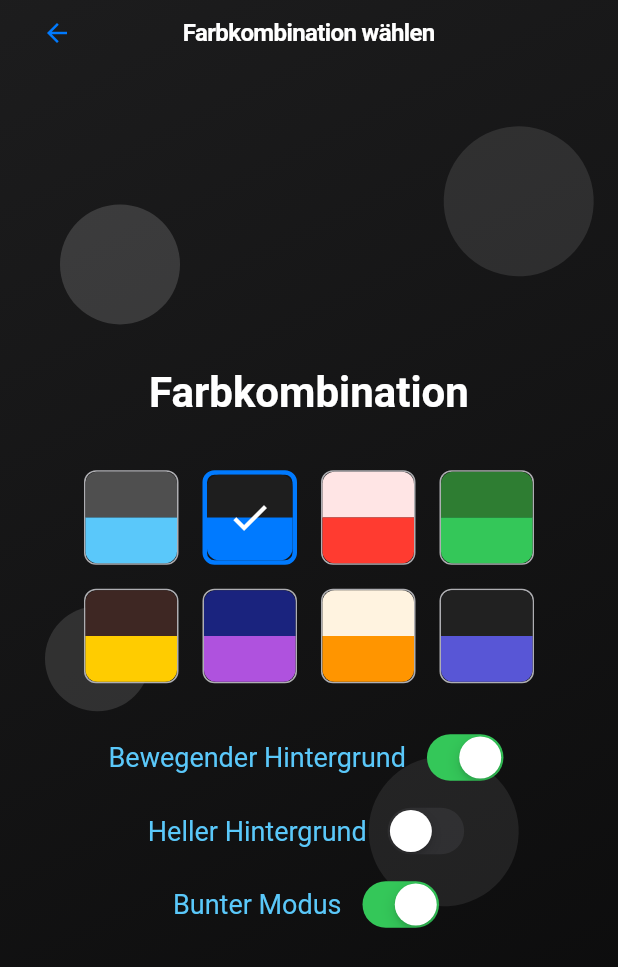
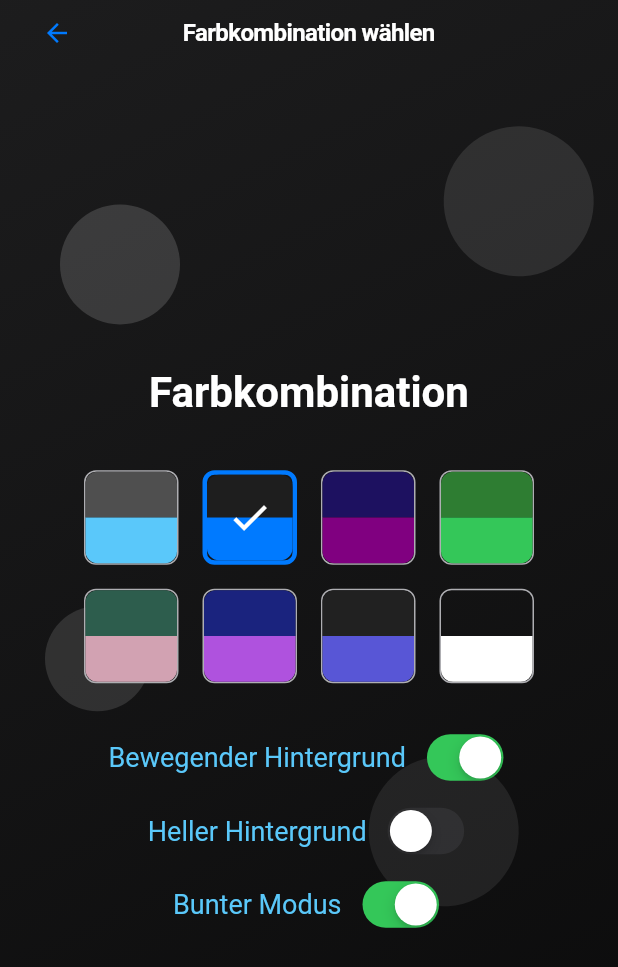
Before and after one commit to SchwarzenbergerDaniel/lagerverwaltung, a Flutter app: the ColorChangingPage screen opened directly, on a phone screen of 412 x 824 dp. Shown: the top 967 px of the screen. Run offline on Flutter 3.47's test engine with Material 3 defaults, Android fonts, the phone set to English and light mode, and no system bars; our stand-ins replace file_picker, get_it, google_sign_in, image_picker, permission_handler, shared_preferences; missing offline and left inert: excel, mailer, mobile_scanner; accounts and stored records are empty.

Commit message:
Test different colors

```diff
--- a/lagerverwaltung/lib/page/settings/color_change/color_changing_page.dart
+++ b/lagerverwaltung/lib/page/settings/color_change/color_changing_page.dart
@@ -36,22 +36,22 @@ class _ColorChangingPageState extends State<ColorChangingPage> {
     ColorCombination(
         primary: CupertinoColors.systemBlue, background: Color(0xFF1E1E1E)), //
     ColorCombination(
-        primary: CupertinoColors.systemRed,
-        background: Color(0xFFFFE5E5)), // Rot
+        primary: const Color.fromRGBO(128, 0, 128, 1),
+        background: Color.fromRGBO(29, 17, 96, 1)), // Rot
     ColorCombination(
         primary: CupertinoColors.systemGreen, background: Color(0xFF2E7D32)), //
     ColorCombination(
-        primary: CupertinoColors.systemYellow,
-        background: Color(0xFF3E2723)), // Gelb + Dunkelbraun
+        primary: Color.fromRGBO(210, 162, 178, 1),
+        background: Color.fromRGBO(45, 93, 77, 1)), //
     ColorCombination(
         primary: CupertinoColors.systemPurple,
         background: Color(0xFF1A237E)), //
     ColorCombination(
-        primary: CupertinoColors.systemOrange,
-        background: Color(0xFFFFF3E0)), // Orange
+        primary: CupertinoColors.systemIndigo,
+        background: Color(0xFF212121)), // Dark
     ColorCombination(
-        primary: CupertinoColors.systemIndigo,
-        background: Color(0xFF212121)), //
+        primary: CupertinoColors.white,
+        background: Color.fromARGB(0, 0, 56, 108)), //
   ];
 
   int selectedCombinationIndex = 0;
```
